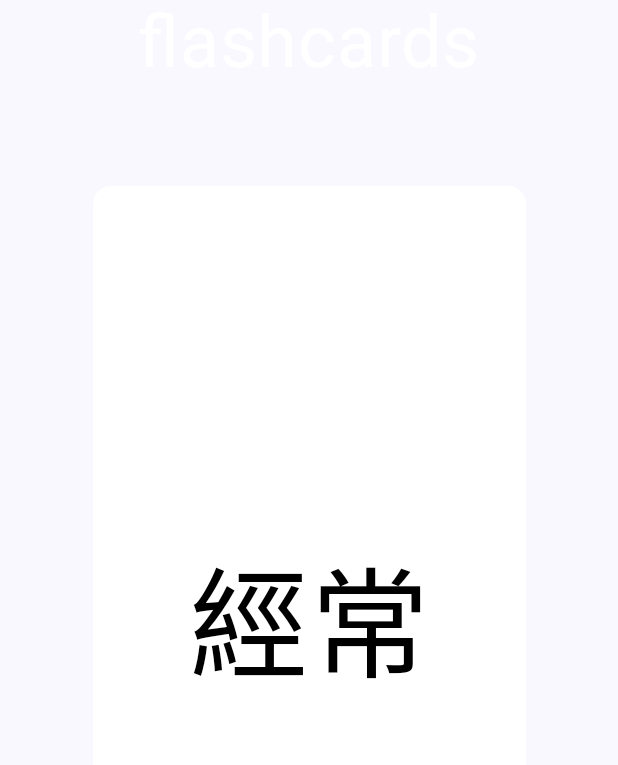
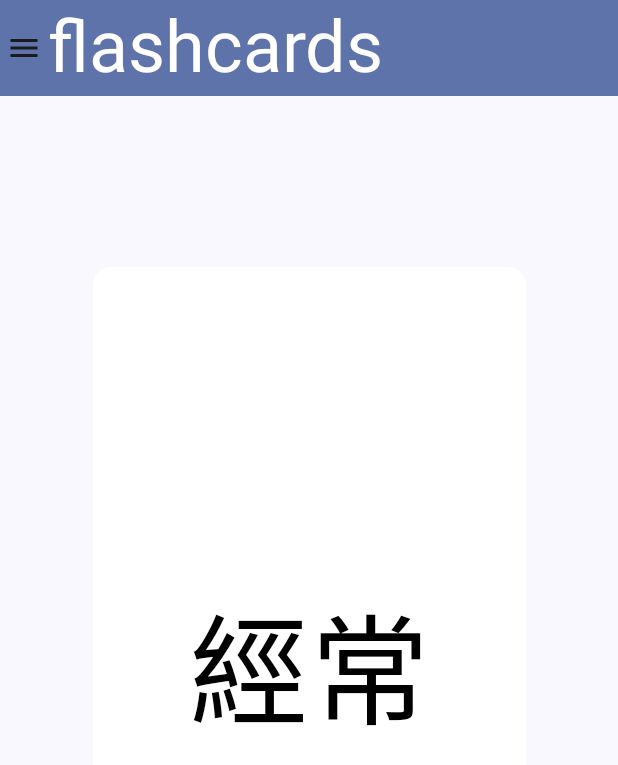
Before and after one commit to syncopika/flashcard-android-app, an Android app built with Jetpack Compose: the screen it shows after launch (MainActivity), on a phone screen of 412 x 824 dp. Shown: the top 765 px of the screen. Run offline under Robolectric (Android 15) with nearby library versions, the phone set to English and light mode, and no system bars.

Commit message:
working on adding new features! like search

```diff
--- a/app/src/main/java/com/example/flashcards/MainActivity.kt
+++ b/app/src/main/java/com/example/flashcards/MainActivity.kt
@@ -6,34 +6,48 @@ import androidx.activity.ComponentActivity
 import androidx.activity.compose.setContent
 import androidx.compose.animation.core.animateFloatAsState
 import androidx.compose.animation.core.tween
+import androidx.compose.foundation.clickable
 import androidx.compose.foundation.gestures.detectDragGestures
 import androidx.compose.foundation.layout.Arrangement
 import androidx.compose.foundation.layout.Box
 import androidx.compose.foundation.layout.Column
+import androidx.compose.foundation.layout.PaddingValues
 import androidx.compose.foundation.layout.fillMaxSize
 import androidx.compose.foundation.layout.padding
+import androidx.compose.material.icons.Icons
+import androidx.compose.material.icons.filled.Menu
 import androidx.compose.material3.MaterialTheme
 import androidx.compose.material3.Surface
 import androidx.compose.material3.Text
 import androidx.compose.material3.Card
 import androidx.compose.material3.CardDefaults
+import androidx.compose.material3.DrawerValue
 import androidx.compose.material3.ExperimentalMaterial3Api
+import androidx.compose.material3.Icon
+import androidx.compose.material3.ModalDrawerSheet
+import androidx.compose.material3.ModalNavigationDrawer
+import androidx.compose.material3.OutlinedTextField
+import androidx.compose.material3.Scaffold
+import androidx.compose.material3.TopAppBar
+import androidx.compose.material3.TopAppBarDefaults.topAppBarColors
+import androidx.compose.material3.rememberDrawerState
 import androidx.compose.runtime.Composable
 import androidx.compose.runtime.getValue
 import androidx.compose.runtime.mutableStateOf
 import androidx.compose.runtime.remember
+import androidx.compose.runtime.rememberCoroutineScope
 import androidx.compose.runtime.setValue
 import androidx.compose.ui.Alignment
 import androidx.compose.ui.Modifier
 import androidx.compose.ui.graphics.Color
 import androidx.compose.ui.graphics.graphicsLayer
 import androidx.compose.ui.input.pointer.pointerInput
-import androidx.compose.ui.unit.TextUnit
 import androidx.compose.ui.unit.dp
 import androidx.compose.ui.unit.em
 import com.example.flashcards.ui.theme.FlashcardsTheme
 import com.google.gson.Gson
 import com.google.gson.annotations.SerializedName
+import kotlinx.coroutines.launch
 
 // {"value": "搖頭晃腦", "pinyin": "yao2 tou2 huang4 nao3", "definition": "to look pleased with one's self", "tags": ["idiom"]},
 data class ChineseJSONObject(
@@ -44,6 +58,7 @@ data class ChineseJSONObject(
 )
 
 class MainActivity : ComponentActivity() {
+    @OptIn(ExperimentalMaterial3Api::class)
     override fun onCreate(savedInstanceState: Bundle?) {
         super.onCreate(savedInstanceState)
 
@@ -55,15 +70,75 @@ class MainActivity : ComponentActivity() {
 
         setContent {
             FlashcardsTheme {
+                val drawerState = rememberDrawerState(initialValue = DrawerValue.Closed)
+                val scope = rememberCoroutineScope()
+
+                var searchText by remember{ mutableStateOf("") }
+                val searchOptions = listOf("front", "back", "pinyin")
+
+                ModalNavigationDrawer(
+                    drawerState = drawerState,
+                    drawerContent = {
+                        ModalDrawerSheet {
+                            OutlinedTextField(
+                                value=searchText,
+                                onValueChange={ searchText = it },
+                                label={Text("search")}
+                            )
+                            Text("sdfhjfsjkdfjl")
+                        }
+                    },
+                ) {
+                    Scaffold(
+                        topBar = {
+                            TopAppBar(
+                                colors = topAppBarColors(
+                                    containerColor = MaterialTheme.colorScheme.primaryContainer,
+                                    titleContentColor = MaterialTheme.colorScheme.primary,
+                                ),
+                                title = {
+                                    Text(
+                                        text = "flashcards",
+                                        fontSize = 6.em,
+                                        color = Color.White
+                                    )
+                                },
+                                navigationIcon = {
+                                    Icon(
+                                        Icons.Default.Menu,
+                                        "",
+                                        modifier = Modifier.clickable(onClick = {
+                                            scope.launch {
+                                                drawerState.apply {
+                                                    if (isClosed) open() else close()
+                                                }
+                                            }
+                                        })
+                                    )
+                                }
+                            )
+                        }
+                    ) { innerPadding ->
+                        MainContent(json, innerPadding)
+                    }
+                }
+
+            }
+        }
+    }
+}
+
+@Composable
+fun MainContent(json: Array<ChineseJSONObject>, innerPadding: PaddingValues){
     var offsetX by remember { mutableStateOf(0f) }
     var currIndex by remember { mutableStateOf(100) }
-
     // A surface container using the 'background' color from the theme
     Surface(
         modifier = Modifier
+            .padding(paddingValues = innerPadding)
             .fillMaxSize()
             .pointerInput(Unit) {
-                            detectDragGestures (
+                detectDragGestures(
                     onDrag = { change, dragAmount ->
                         change.consume()
                         val (x, y) = dragAmount
@@ -71,14 +146,14 @@ class MainActivity : ComponentActivity() {
                     },
                     onDragEnd = {
                         Log.i("INFO", "swipe done: " + offsetX)
-                                    if(offsetX > 0){
+                        if (offsetX > 0) {
                             currIndex--
-                                        if(currIndex < 0){
+                            if (currIndex < 0) {
                                 currIndex = json.size - 1
                             }
-                                    }else{
+                        } else {
                             currIndex++
-                                        if(currIndex > json.size - 1){
+                            if (currIndex > json.size - 1) {
                                 currIndex = 0
                             }
                         }
@@ -90,9 +165,6 @@ class MainActivity : ComponentActivity() {
         color = MaterialTheme.colorScheme.background
     ) {
         ChineseFlashcard(currIndex, json)
-                }
-            }
-        }
     }
 }
 
@@ -110,13 +182,6 @@ fun ChineseFlashcard(currIndex: Int, jsonData: Array<ChineseJSONObject>) {
     //Log.i("INFO", "hey there")
 
     Box {
-        Text(
-            text = "flashcards",
-            modifier = Modifier
-                .align(Alignment.TopCenter),
-            fontSize = 6.em,
-            color = Color.White
-        )
         Card(
             onClick = { rotated = !rotated },
             modifier = Modifier
```
Also changed, not shown: 1 other file. Lines whose indentation alone changed are shown as unchanged.
